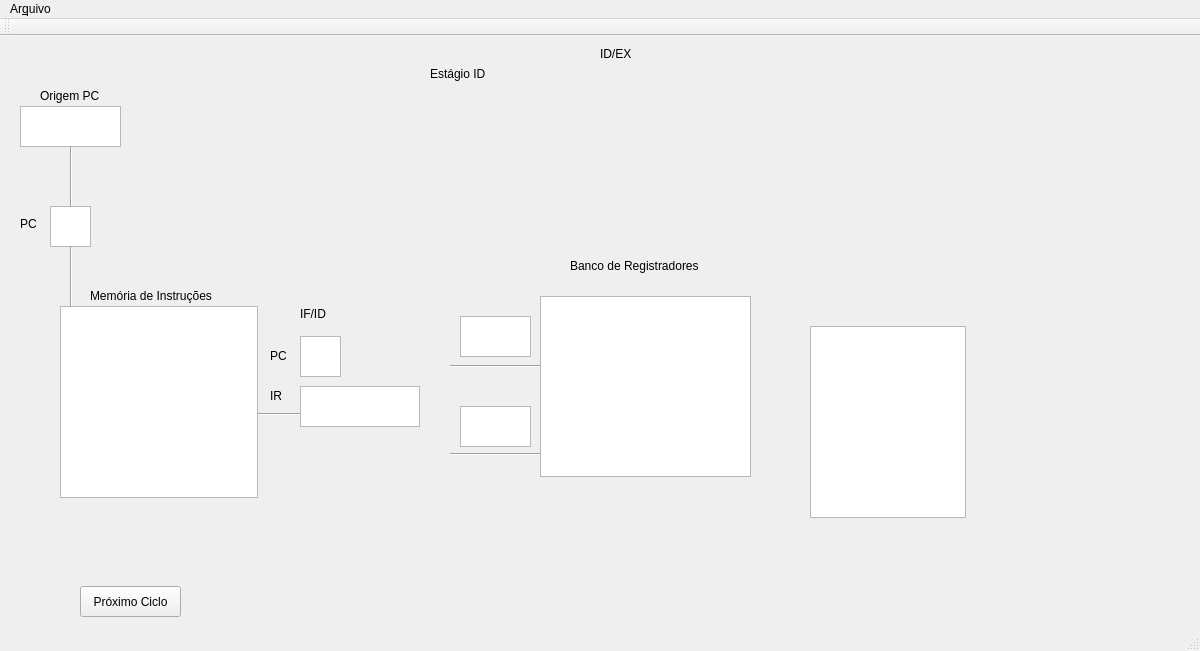
Before: the Qt Designer form TesteQtGraphics/GraphicsTest/mainwindow.ui in asdomingues/SimuladorMIPS, drawn with Qt 5.
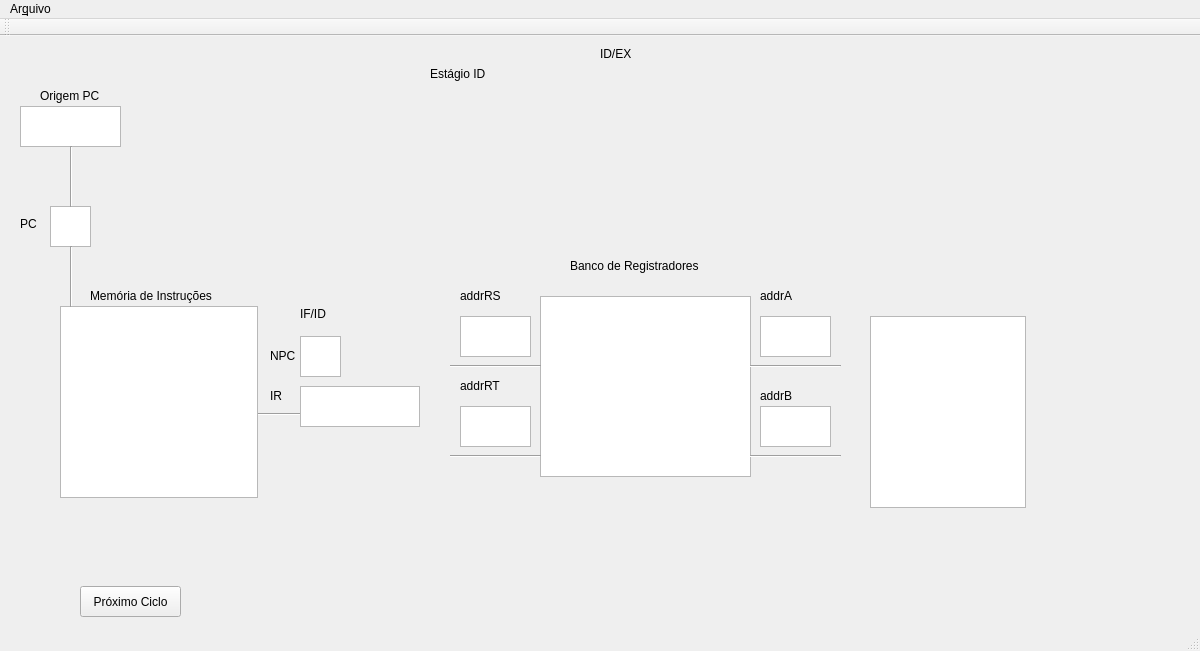
After: the same form once the commit is applied.

```diff
--- a/TesteQtGraphics/GraphicsTest/mainwindow.ui
+++ b/TesteQtGraphics/GraphicsTest/mainwindow.ui
@@ -181,8 +181,8 @@
    <widget class="QTableWidget" name="IDEX_t">
     <property name="geometry">
      <rect>
-      <x>810</x>
-      <y>290</y>
+      <x>870</x>
+      <y>280</y>
       <width>156</width>
       <height>192</height>
      </rect>
@@ -289,7 +289,7 @@
      </rect>
     </property>
     <property name="text">
-     <string>PC</string>
+     <string>NPC</string>
     </property>
    </widget>
    <widget class="QTextBrowser" name="rReg1">
@@ -321,7 +321,7 @@
       <x>450</x>
       <y>410</y>
       <width>91</width>
-      <height>16</height>
+      <height>20</height>
      </rect>
     </property>
     <property name="orientation">
@@ -338,6 +338,104 @@
      </rect>
     </property>
    </widget>
+   <widget class="QLabel" name="label_5">
+    <property name="geometry">
+     <rect>
+      <x>460</x>
+      <y>250</y>
+      <width>63</width>
+      <height>20</height>
+     </rect>
+    </property>
+    <property name="text">
+     <string>addrRS</string>
+    </property>
+   </widget>
+   <widget class="QLabel" name="label_7">
+    <property name="geometry">
+     <rect>
+      <x>460</x>
+      <y>340</y>
+      <width>63</width>
+      <height>20</height>
+     </rect>
+    </property>
+    <property name="text">
+     <string>addrRT</string>
+    </property>
+   </widget>
+   <widget class="QTextBrowser" name="wRegA">
+    <property name="geometry">
+     <rect>
+      <x>760</x>
+      <y>280</y>
+      <width>71</width>
+      <height>41</height>
+     </rect>
+    </property>
+   </widget>
+   <widget class="Line" name="line_5">
+    <property name="geometry">
+     <rect>
+      <x>750</x>
+      <y>320</y>
+      <width>91</width>
+      <height>20</height>
+     </rect>
+    </property>
+    <property name="orientation">
+     <enum>Qt::Horizontal</enum>
+    </property>
+   </widget>
+   <widget class="QLabel" name="label_8">
+    <property name="geometry">
+     <rect>
+      <x>760</x>
+      <y>250</y>
+      <width>63</width>
+      <height>20</height>
+     </rect>
+    </property>
+    <property name="text">
+     <string>addrA</string>
+    </property>
+   </widget>
+   <widget class="QTextBrowser" name="wRegB">
+    <property name="geometry">
+     <rect>
+      <x>760</x>
+      <y>370</y>
+      <width>71</width>
+      <height>41</height>
+     </rect>
+    </property>
+   </widget>
+   <widget class="Line" name="line_6">
+    <property name="geometry">
+     <rect>
+      <x>750</x>
+      <y>410</y>
+      <width>91</width>
+      <height>20</height>
+     </rect>
+    </property>
+    <property name="orientation">
+     <enum>Qt::Horizontal</enum>
+    </property>
+   </widget>
+   <widget class="QLabel" name="label_9">
+    <property name="geometry">
+     <rect>
+      <x>760</x>
+      <y>350</y>
+      <width>63</width>
+      <height>20</height>
+     </rect>
+    </property>
+    <property name="text">
+     <string>addrB</string>
+    </property>
+   </widget>
   </widget>
   <widget class="QMenuBar" name="menuBar">
    <property name="geometry">
```
Left out of the diff: 2 changed lines with no effect on the pictures.
